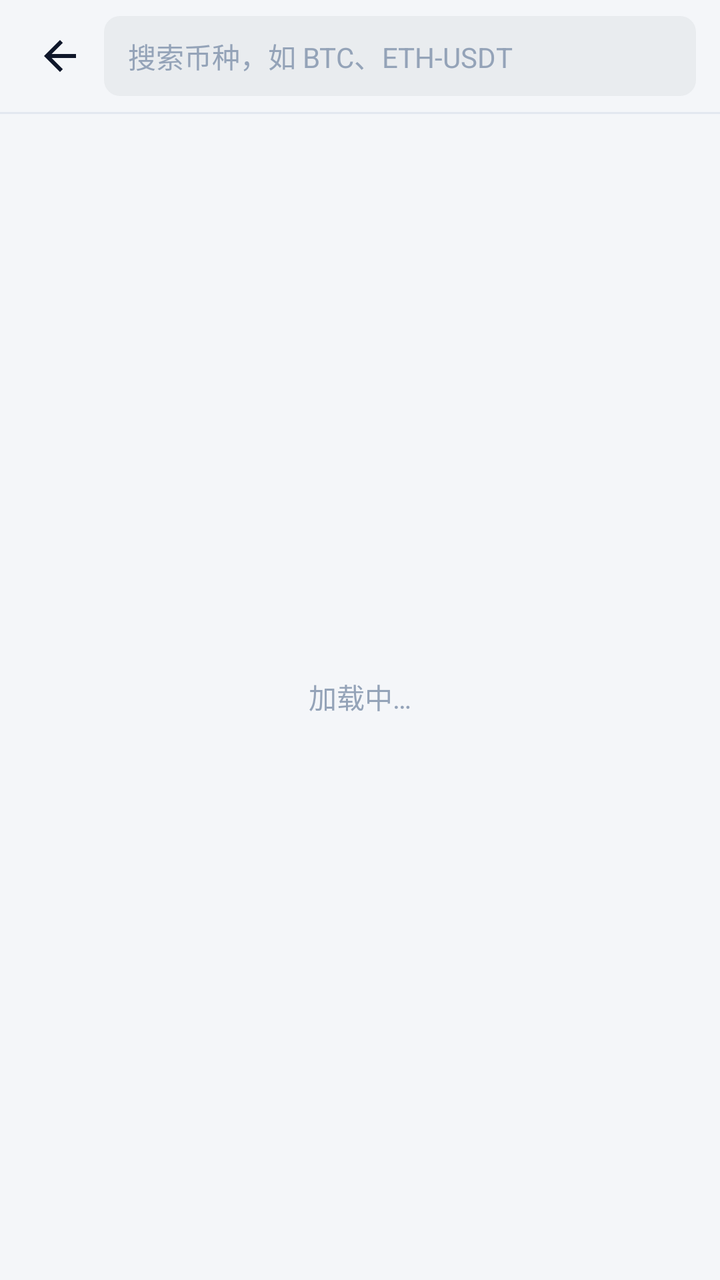
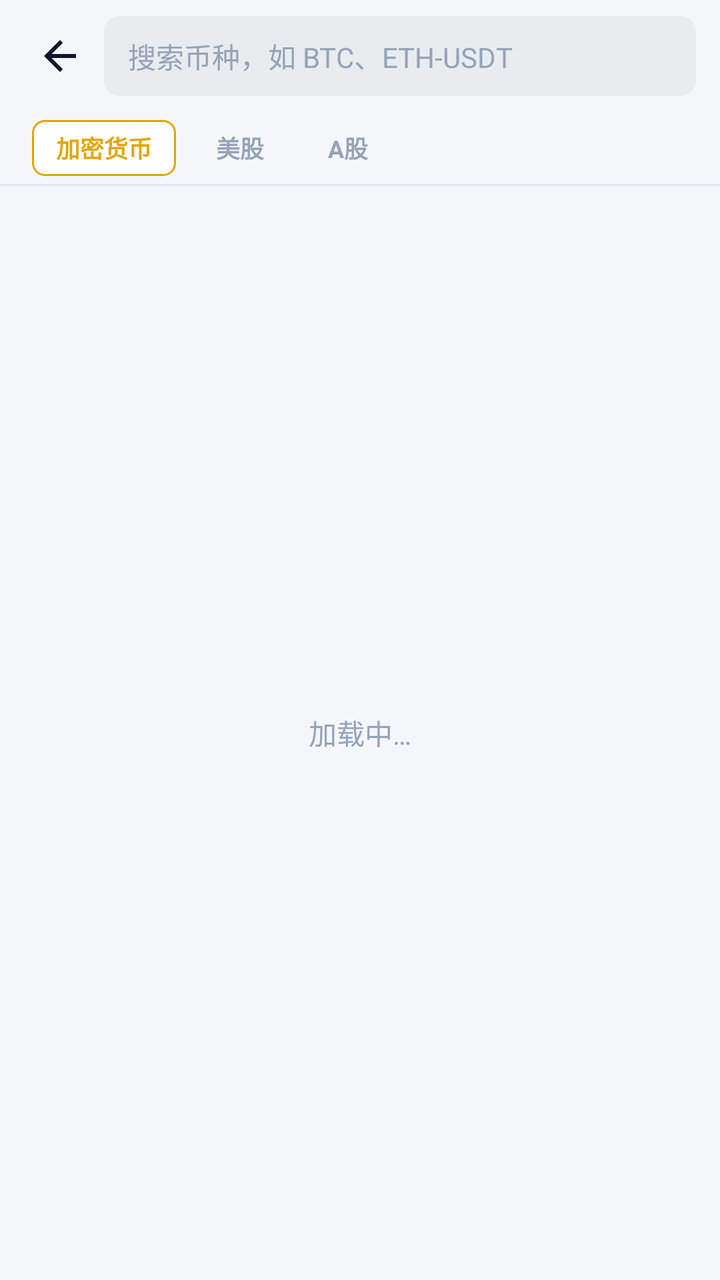

The first picture is an Android layout as it rendered before a commit; the second is the same layout after the commit. The layout source and the unified diff follow.
<!-- AndroidManifest.xml: application theme Theme.BitDash -->
<!-- res/layout/activity_search.xml -->
<?xml version="1.0" encoding="utf-8"?>
<LinearLayout xmlns:android="http://schemas.android.com/apk/res/android"
    xmlns:tools="http://schemas.android.com/tools"
    android:layout_width="match_parent"
    android:layout_height="match_parent"
    android:background="@color/bg"
    android:orientation="vertical"
    tools:context=".SearchActivity">

    
    <LinearLayout
        android:layout_width="match_parent"
        android:layout_height="56dp"
        android:gravity="center_vertical"
        android:orientation="horizontal"
        android:paddingStart="8dp"
        android:paddingEnd="12dp">

        <ImageButton
            android:id="@+id/btnBack"
            android:layout_width="44dp"
            android:layout_height="44dp"
            android:background="?attr/selectableItemBackgroundBorderless"
            android:contentDescription="@string/back"
            android:src="@drawable/ic_back" />

        <EditText
            android:id="@+id/etSearch"
            android:layout_width="0dp"
            android:layout_height="40dp"
            android:layout_weight="1"
            android:background="@drawable/bg_pill"
            android:hint="@string/search_hint"
            android:imeOptions="actionSearch"
            android:inputType="text"
            android:paddingStart="12dp"
            android:paddingEnd="12dp"
            android:singleLine="true"
            android:textColor="@color/text_main"
            android:textColorHint="@color/text_dim"
            android:textSize="14sp" />
    </LinearLayout>

    <View
        android:layout_width="match_parent"
        android:layout_height="1dp"
        android:background="@color/border" />

    <FrameLayout
        android:layout_width="match_parent"
        android:layout_height="0dp"
        android:layout_weight="1">

        <androidx.recyclerview.widget.RecyclerView
            android:id="@+id/recycler"
            android:layout_width="match_parent"
            android:layout_height="match_parent" />

        <TextView
            android:id="@+id/emptyView"
            android:layout_width="wrap_content"
            android:layout_height="wrap_content"
            android:layout_gravity="center"
            android:text="@string/loading"
            android:textColor="@color/text_dim"
            android:textSize="14sp" />
    </FrameLayout>

</LinearLayout>
<!-- resources referenced by this layout -->
<resources>
  <color name="bg">#F4F6F9</color>
  <color name="border">#E2E8F0</color>
  <color name="text_dim">#94A3B8</color>
  <color name="text_main">#0F172A</color>
  <!-- drawable bg_pill (drawable) -->
  <?xml version="1.0" encoding="utf-8"?>
  <shape xmlns:android="http://schemas.android.com/apk/res/android" android:shape="rectangle">
      <solid android:color="@color/bg_surface" />
      <corners android:radius="8dp" />
  </shape>
  <!-- drawable ic_back (drawable) -->
  <?xml version="1.0" encoding="utf-8"?>
  <vector xmlns:android="http://schemas.android.com/apk/res/android"
      android:width="24dp" android:height="24dp"
      android:viewportWidth="24" android:viewportHeight="24">
      <path android:fillColor="@color/text_main"
          android:pathData="M20,11H7.83l5.59,-5.59L12,4l-8,8 8,8 1.41,-1.41L7.83,13H20v-2z" />
  </vector>
  <string name="back">返回</string>
  <string name="loading">加载中…</string>
  <string name="search_hint">搜索币种，如 BTC、ETH-USDT</string>
  <style name="Theme.BitDash" parent="Theme.MaterialComponents.DayNight.NoActionBar">
          <item name="colorPrimary">@color/brand</item>
          <item name="colorPrimaryVariant">@color/brand_dim</item>
          <item name="colorOnPrimary">@color/black</item>
          <item name="colorSecondary">@color/brand</item>
          <item name="colorOnSecondary">@color/black</item>
  
          <item name="android:windowBackground">@color/bg</item>
          <item name="android:textColor">@color/text_main</item>
          <item name="android:textColorPrimary">@color/text_main</item>
          <item name="android:textColorSecondary">@color/text_muted</item>
          <item name="android:statusBarColor">@color/bg</item>
          <item name="android:navigationBarColor">@color/bg</item>
          <item name="android:windowLightStatusBar">true</item>
  
          <item name="colorControlActivated">@color/brand</item>
      </style>
  <color name="bg_surface">#E9ECEF</color>
  <color name="brand">#E5A500</color>
  <color name="brand_dim">#C48D00</color>
  <color name="black">#000000</color>
  <color name="text_muted">#64748B</color>
</resources>

<!-- the commit's change to res/layout/activity_search.xml (unified diff, before → after) -->
@@ -41,6 +41,55 @@
             android:textSize="14sp" />
     </LinearLayout>
 
+    
+    <LinearLayout
+        android:layout_width="match_parent"
+        android:layout_height="36dp"
+        android:gravity="center_vertical"
+        android:orientation="horizontal"
+        android:paddingStart="16dp"
+        android:paddingEnd="16dp">
+
+        <TextView
+            android:id="@+id/tabSearchCrypto"
+            android:layout_width="wrap_content"
+            android:layout_height="28dp"
+            android:background="@drawable/bg_tab_selected"
+            android:gravity="center"
+            android:paddingStart="12dp"
+            android:paddingEnd="12dp"
+            android:text="加密货币"
+            android:textColor="@color/brand"
+            android:textSize="12sp"
+            android:textStyle="bold" />
+
+        <TextView
+            android:id="@+id/tabSearchUsStock"
+            android:layout_width="wrap_content"
+            android:layout_height="28dp"
+            android:layout_marginStart="8dp"
+            android:gravity="center"
+            android:paddingStart="12dp"
+            android:paddingEnd="12dp"
+            android:text="美股"
+            android:textColor="@color/text_dim"
+            android:textSize="12sp"
+            android:textStyle="bold" />
+
+        <TextView
+            android:id="@+id/tabSearchAshare"
+            android:layout_width="wrap_content"
+            android:layout_height="28dp"
+            android:layout_marginStart="8dp"
+            android:gravity="center"
+            android:paddingStart="12dp"
+            android:paddingEnd="12dp"
+            android:text="A股"
+            android:textColor="@color/text_dim"
+            android:textSize="12sp"
+            android:textStyle="bold" />
+    </LinearLayout>
+
     <View
         android:layout_width="match_parent"
         android:layout_height="1dp"
<!-- resource entries referenced after the edit -->
@@ -9,6 +9,13 @@
   <shape xmlns:android="http://schemas.android.com/apk/res/android" android:shape="rectangle">
       <solid android:color="@color/bg_surface" />
       <corners android:radius="8dp" />
+  </shape>
+  <!-- drawable bg_tab_selected (drawable) -->
+  <?xml version="1.0" encoding="utf-8"?>
+  <shape xmlns:android="http://schemas.android.com/apk/res/android" android:shape="rectangle">
+      <solid android:color="@color/bg_card" />
+      <stroke android:width="1dp" android:color="@color/brand" />
+      <corners android:radius="6dp" />
   </shape>
   <!-- drawable ic_back (drawable) -->
   <?xml version="1.0" encoding="utf-8"?>
@@ -39,6 +46,7 @@
           <item name="colorControlActivated">@color/brand</item>
       </style>
   <color name="bg_surface">#E9ECEF</color>
+  <color name="bg_card">#FFFFFF</color>
   <color name="brand">#E5A500</color>
   <color name="brand_dim">#C48D00</color>
   <color name="black">#000000</color>
